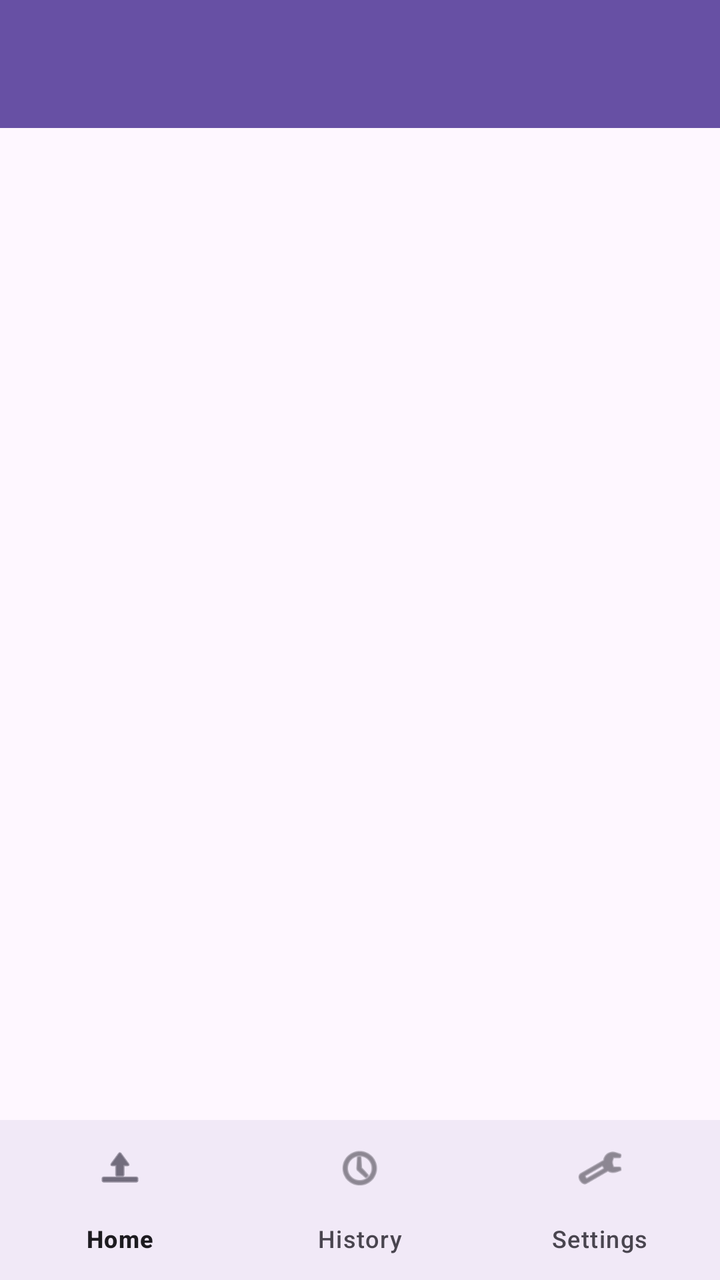
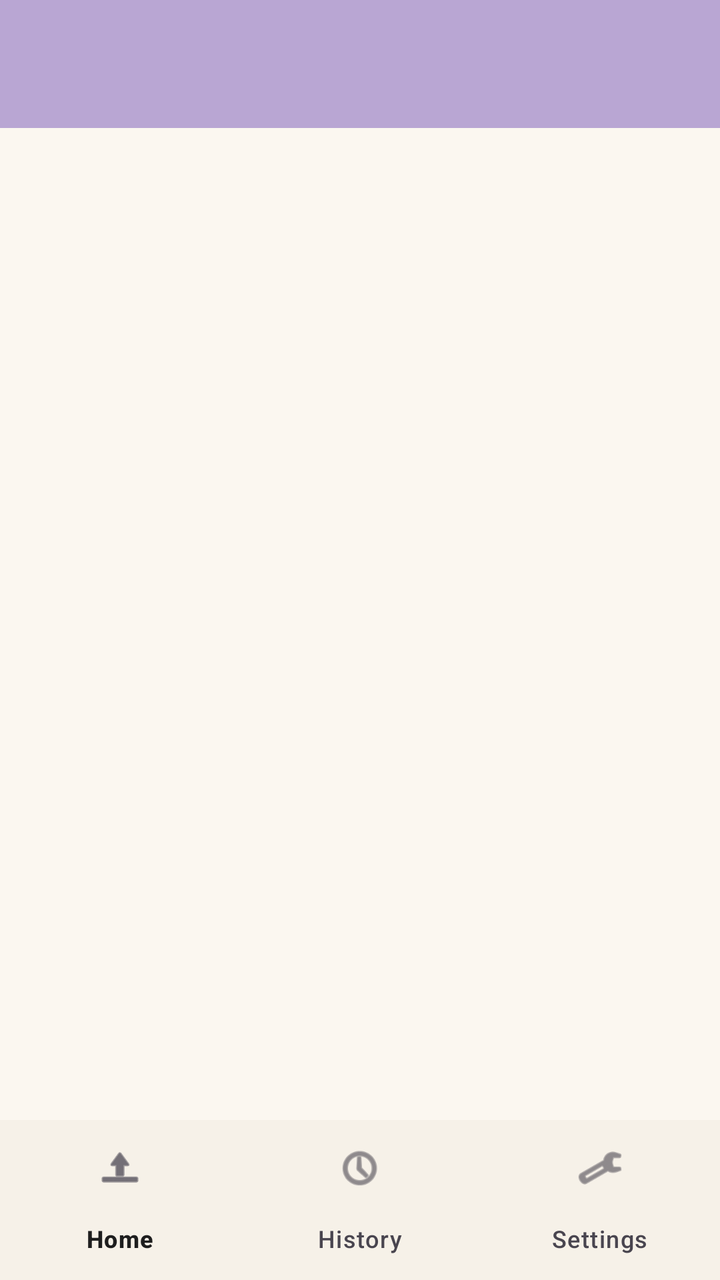

Compare the two renders of this Android layout. The source of the first and the diff that turns it into the second are given below.
<!-- AndroidManifest.xml: application theme Theme.FinalYearProject -->
<!-- res/layout/activity_homepg.xml -->
<?xml version="1.0" encoding="utf-8"?>
<androidx.constraintlayout.widget.ConstraintLayout
    xmlns:android="http://schemas.android.com/apk/res/android"
    xmlns:app="http://schemas.android.com/apk/res-auto"
    android:layout_width="match_parent"
    android:layout_height="match_parent">

    
    <com.google.android.material.appbar.MaterialToolbar
        android:id="@+id/homeToolbar"
        android:layout_width="0dp"
        android:layout_height="?attr/actionBarSize"
        android:background="?attr/colorPrimary"
        android:title="Unconventional Learning"
        android:titleTextColor="@android:color/white"
        app:layout_constraintTop_toTopOf="parent"
        app:layout_constraintStart_toStartOf="parent"
        app:layout_constraintEnd_toEndOf="parent" />

    
    <FrameLayout
        android:id="@+id/homeFragmentContainer"
        android:layout_width="0dp"
        android:layout_height="0dp"
        app:layout_constraintTop_toBottomOf="@id/homeToolbar"
        app:layout_constraintBottom_toTopOf="@id/bottomNav"
        app:layout_constraintStart_toStartOf="parent"
        app:layout_constraintEnd_toEndOf="parent" />

    
    <com.google.android.material.bottomnavigation.BottomNavigationView
        android:id="@+id/bottomNav"
        android:layout_width="0dp"
        android:layout_height="wrap_content"
        android:background="?android:attr/windowBackground"
        app:menu="@menu/menu_bottom_nav"
        app:labelVisibilityMode="labeled"
        app:layout_constraintBottom_toBottomOf="parent"
        app:layout_constraintStart_toStartOf="parent"
        app:layout_constraintEnd_toEndOf="parent" />

</androidx.constraintlayout.widget.ConstraintLayout>
<!-- resources referenced by this layout -->
<resources>
  <style name="Theme.FinalYearProject" parent="Base.Theme.FinalYearProject" />
  <style name="Base.Theme.FinalYearProject" parent="Theme.Material3.DayNight.NoActionBar">
          
          
      </style>
</resources>

<!-- the commit's change to res/layout/activity_homepg.xml (unified diff, before → after) -->
@@ -3,14 +3,14 @@
     xmlns:android="http://schemas.android.com/apk/res/android"
     xmlns:app="http://schemas.android.com/apk/res-auto"
     android:layout_width="match_parent"
-    android:layout_height="match_parent">
-
+    android:layout_height="match_parent"
+    android:background="?attr/colorSurface">
     
     <com.google.android.material.appbar.MaterialToolbar
         android:id="@+id/homeToolbar"
         android:layout_width="0dp"
         android:layout_height="?attr/actionBarSize"
-        android:background="?attr/colorPrimary"
+        android:background="@color/md_tertiary"
         android:title="Unconventional Learning"
         android:titleTextColor="@android:color/white"
         app:layout_constraintTop_toTopOf="parent"
<!-- resource entries referenced after the edit -->
@@ -1,9 +1,26 @@
 <!-- resources referenced by this layout -->
 <resources>
-  <style name="Theme.FinalYearProject" parent="Base.Theme.FinalYearProject" />
-  <style name="Base.Theme.FinalYearProject" parent="Theme.Material3.DayNight.NoActionBar">
-          
-          
+  <color name="md_tertiary">#B9A6D3</color>
+  <style name="Theme.FinalYearProject" parent="Theme.Material3.DayNight.NoActionBar">
+          <item name="colorPrimary">@color/md_primary</item>
+          <item name="colorSecondary">@color/md_secondary</item>
+          <item name="colorTertiary">@color/md_tertiary</item>
+  
+          <item name="android:colorBackground">@color/md_background</item>
+          <item name="colorSurface">@color/md_surface</item>
+          <item name="colorOutline">@color/md_outline</item>
+  
+          <item name="colorOnPrimary">@color/md_onPrimary</item>
+          <item name="colorOnSecondary">@color/md_onSecondary</item>
+          <item name="colorOnSurface">@color/md_onSurface</item>
       </style>
+  <color name="md_primary">#7FBF9B</color>
+  <color name="md_secondary">#5F9E86</color>
+  <color name="md_background">#F6F1E8</color>
+  <color name="md_surface">#FBF7F0</color>
+  <color name="md_outline">#D7D0C5</color>
+  <color name="md_onPrimary">#FFFFFF</color>
+  <color name="md_onSecondary">#FFFFFF</color>
+  <color name="md_onSurface">#1E1E1E</color>
 </resources>
 
